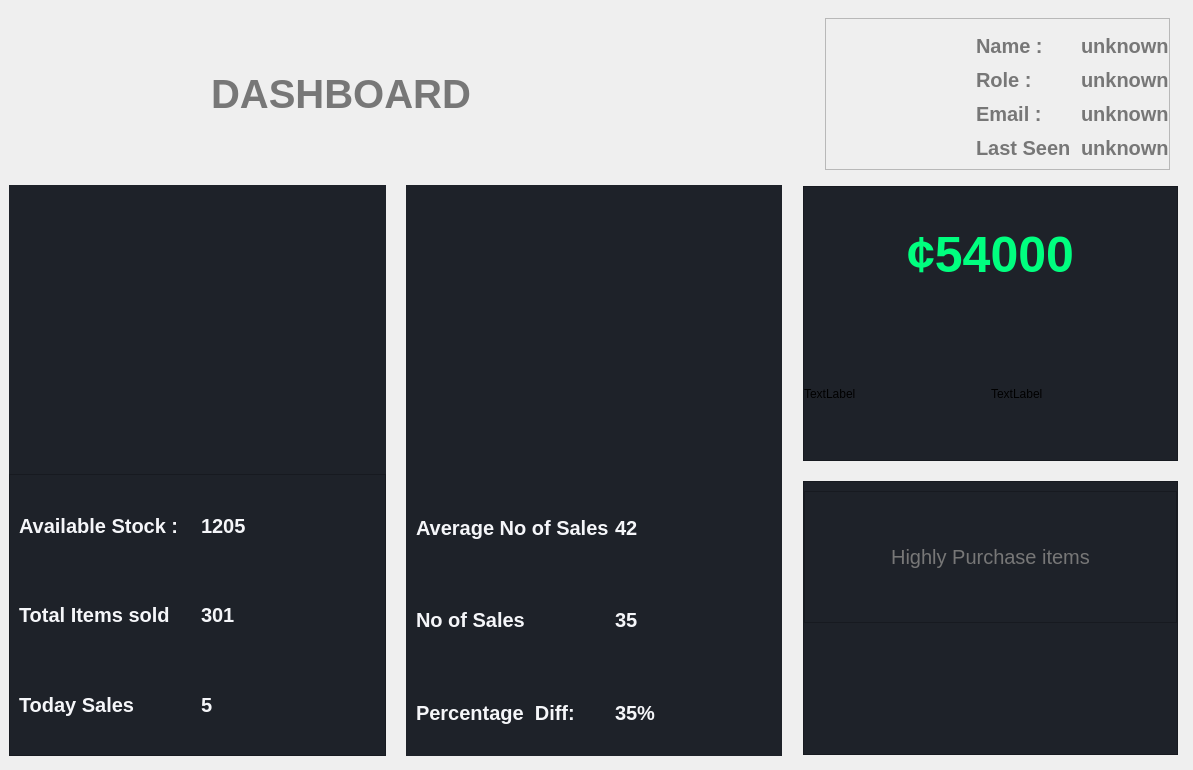
This is gui/uis/pages/main_pages.ui in kusiLaw/laky-phone-POS as Qt 5 draws it before an edit. The edited form follows.
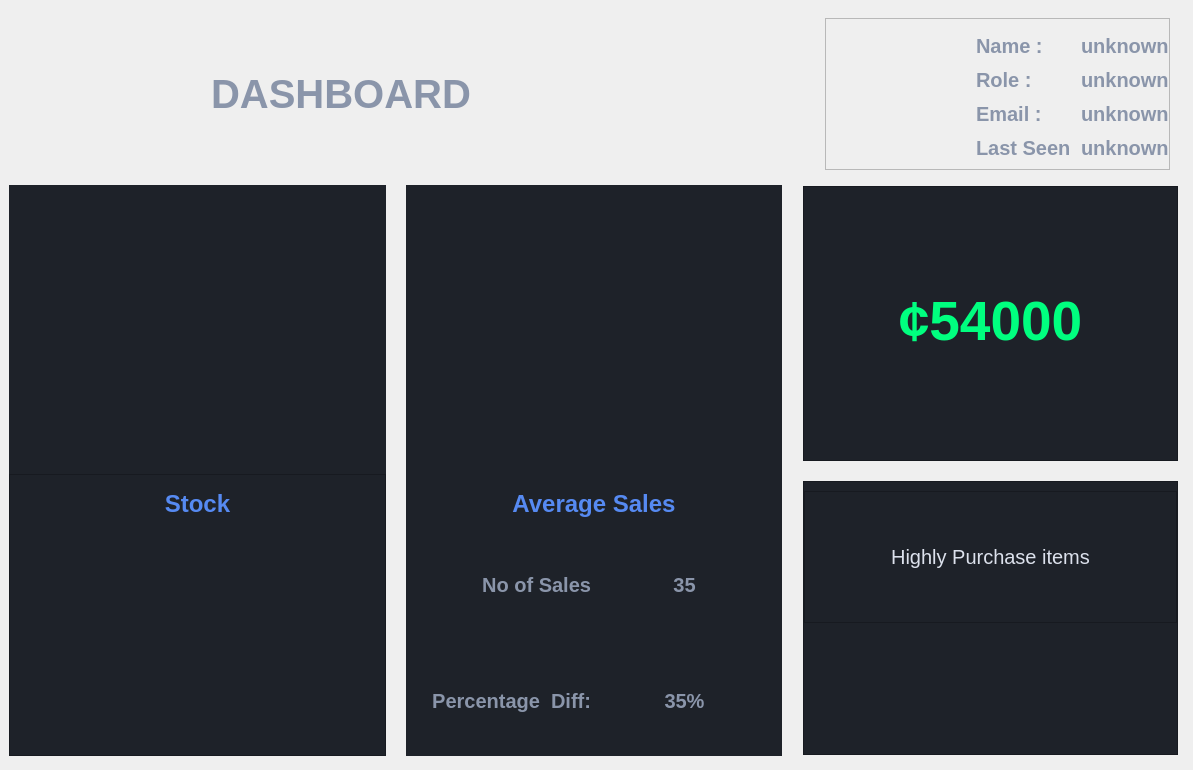
This is the edited form.

Diff of the .ui file:
```diff
--- a/gui/uis/pages/main_pages.ui
+++ b/gui/uis/pages/main_pages.ui
@@ -580,9 +580,12 @@
      <widget class="QWidget" name="dasboard">
       <property name="font">
        <font>
-        <pointsize>14</pointsize>
+        <family>Segoe UI</family>
        </font>
       </property>
+      <property name="styleSheet">
+       <string notr="true">font-family:&quot;Segoe UI&quot;</string>
+      </property>
       <layout class="QVBoxLayout" name="verticalLayout_31">
        <item>
         <widget class="QFrame" name="frame">
@@ -635,7 +638,7 @@
              <item>
               <widget class="QLabel" name="label">
                <property name="styleSheet">
-                <string notr="true">color:#777;
+                <string notr="true">color:#8a95aa;
 font-size: 40px;
 text-transform: uppercase;
 font-weight: 700;
@@ -715,7 +718,7 @@
                </property>
                <property name="styleSheet">
                 <string notr="true">font-size: 20px;
-color:#777;
+color:#8a95aa;
 
 font-weight: 700;</string>
                </property>
@@ -976,7 +979,7 @@
                      <widget class="QFrame" name="frame_89">
                       <property name="styleSheet">
                        <string notr="true">font-size: 20px;
-color:#f5f6f9;
+color:#8a95aa;
 
 font-weight: 700;</string>
                       </property>
@@ -987,46 +990,51 @@
                        <enum>QFrame::Raised</enum>
                       </property>
                       <layout class="QGridLayout" name="gridLayout_8">
-                       <item row="0" column="1">
-                        <widget class="QLabel" name="label_65">
-                         <property name="text">
-                          <string>1205</string>
-                         </property>
-                        </widget>
-                       </item>
-                       <item row="1" column="1">
-                        <widget class="QLabel" name="label_66">
-                         <property name="text">
-                          <string>301</string>
-                         </property>
-                        </widget>
-                       </item>
-                       <item row="2" column="1">
-                        <widget class="QLabel" name="label_67">
-                         <property name="text">
-                          <string>5</string>
-                         </property>
-                        </widget>
-                       </item>
-                       <item row="1" column="0">
-                        <widget class="QLabel" name="label_49">
-                         <property name="text">
-                          <string>Total Items sold</string>
-                         </property>
-                        </widget>
-                       </item>
-                       <item row="0" column="0">
+                       <item row="0" column="0" colspan="2">
                         <widget class="QLabel" name="label_43">
+                         <property name="maximumSize">
+                          <size>
+                           <width>16777215</width>
+                           <height>40</height>
+                          </size>
+                         </property>
+                         <property name="styleSheet">
+                          <string notr="true">color:#568af2;
+font-size:24px;</string>
+                         </property>
                          <property name="text">
-                          <string>Available Stock :</string>
+                          <string>Stock</string>
+                         </property>
+                         <property name="alignment">
+                          <set>Qt::AlignCenter</set>
                          </property>
                         </widget>
                        </item>
-                       <item row="2" column="0">
-                        <widget class="QLabel" name="label_18">
-                         <property name="text">
-                          <string>Today Sales</string>
+                       <item row="1" column="0" colspan="2">
+                        <widget class="QFrame" name="frame_62">
+                         <property name="frameShape">
+                          <enum>QFrame::NoFrame</enum>
                          </property>
+                         <property name="frameShadow">
+                          <enum>QFrame::Raised</enum>
+                         </property>
+                         <layout class="QVBoxLayout" name="stock_analysis_frame">
+                          <property name="spacing">
+                           <number>0</number>
+                          </property>
+                          <property name="leftMargin">
+                           <number>0</number>
+                          </property>
+                          <property name="topMargin">
+                           <number>0</number>
+                          </property>
+                          <property name="rightMargin">
+                           <number>0</number>
+                          </property>
+                          <property name="bottomMargin">
+                           <number>0</number>
+                          </property>
+                         </layout>
                         </widget>
                        </item>
                       </layout>
@@ -1093,7 +1101,7 @@
                      <widget class="QFrame" name="frame_91">
                       <property name="styleSheet">
                        <string notr="true">font-size: 20px;
-color:#f5f6f9;
+color:#8a95aa;
 
 font-weight: 700;</string>
                       </property>
@@ -1121,19 +1129,8 @@
                          <property name="text">
                           <string>No of Sales</string>
                          </property>
-                        </widget>
-                       </item>
-                       <item row="0" column="0">
-                        <widget class="QLabel" name="label_71">
-                         <property name="text">
-                          <string>Average No of Sales</string>
-                         </property>
-                        </widget>
-                       </item>
-                       <item row="0" column="1">
-                        <widget class="QLabel" name="label_75">
-                         <property name="text">
-                          <string>42</string>
+                         <property name="alignment">
+                          <set>Qt::AlignRight|Qt::AlignTrailing|Qt::AlignVCenter</set>
                          </property>
                         </widget>
                        </item>
@@ -1142,13 +1139,22 @@
                          <property name="text">
                           <string>Percentage  Diff:</string>
                          </property>
+                         <property name="alignment">
+                          <set>Qt::AlignRight|Qt::AlignTrailing|Qt::AlignVCenter</set>
+                         </property>
                         </widget>
                        </item>
                        <item row="1" column="1">
                         <widget class="QLabel" name="label_78">
+                         <property name="styleSheet">
+                          <string notr="true">border::5xp solid red;</string>
+                         </property>
                          <property name="text">
                           <string>35</string>
                          </property>
+                         <property name="alignment">
+                          <set>Qt::AlignCenter</set>
+                         </property>
                         </widget>
                        </item>
                        <item row="2" column="1">
@@ -1156,6 +1162,29 @@
                          <property name="text">
                           <string>35%</string>
                          </property>
+                         <property name="alignment">
+                          <set>Qt::AlignCenter</set>
+                         </property>
+                        </widget>
+                       </item>
+                       <item row="0" column="0" colspan="2">
+                        <widget class="QLabel" name="label_71">
+                         <property name="maximumSize">
+                          <size>
+                           <width>16777215</width>
+                           <height>40</height>
+                          </size>
+                         </property>
+                         <property name="styleSheet">
+                          <string notr="true">color: #568af2;
+font-size:24px;</string>
+                         </property>
+                         <property name="text">
+                          <string>Average Sales</string>
+                         </property>
+                         <property name="alignment">
+                          <set>Qt::AlignCenter</set>
+                         </property>
                         </widget>
                        </item>
                       </layout>
@@ -1219,16 +1248,28 @@
                         <number>0</number>
                        </property>
                        <item row="1" column="0">
-                        <widget class="QLabel" name="label_72">
+                        <widget class="QLabel" name="text_collapse2">
+                         <property name="maximumSize">
+                          <size>
+                           <width>16777215</width>
+                           <height>0</height>
+                          </size>
+                         </property>
                          <property name="text">
-                          <string>TextLabel</string>
+                          <string/>
                          </property>
                         </widget>
                        </item>
                        <item row="1" column="1">
-                        <widget class="QLabel" name="label_74">
+                        <widget class="QLabel" name="text_collapse1">
+                         <property name="maximumSize">
+                          <size>
+                           <width>16777215</width>
+                           <height>0</height>
+                          </size>
+                         </property>
                          <property name="text">
-                          <string>TextLabel</string>
+                          <string/>
                          </property>
                         </widget>
                        </item>
@@ -1236,9 +1277,9 @@
                         <widget class="QLabel" name="label_73">
                          <property name="styleSheet">
                           <string notr="true">color:#00ff7f;
-font-size: 50px;
+font-size: 55px;
 text-transform: uppercase;
-font-weight: 700;
+font-weight: 800;
 text-align: center;
 text-shadow: 0 15px 40px rgba(0,0,0, 0.6)</string>
                          </property>
@@ -1256,7 +1297,7 @@
                     <item>
                      <widget class="QFrame" name="frame_85">
                       <property name="styleSheet">
-                       <string notr="true">color:#777;
+                       <string notr="true">color:#8a95aa;
 font-size: 20px;
 background:#1e2229;</string>
                       </property>
@@ -1314,6 +1355,9 @@
                               <height>60</height>
                              </size>
                             </property>
+                            <property name="styleSheet">
+                             <string notr="true">color:#dce1ec</string>
+                            </property>
                             <property name="text">
                              <string>Highly Purchase items</string>
                             </property>
```
Left out of the diff: 16 changed lines with no effect on the pictures.
